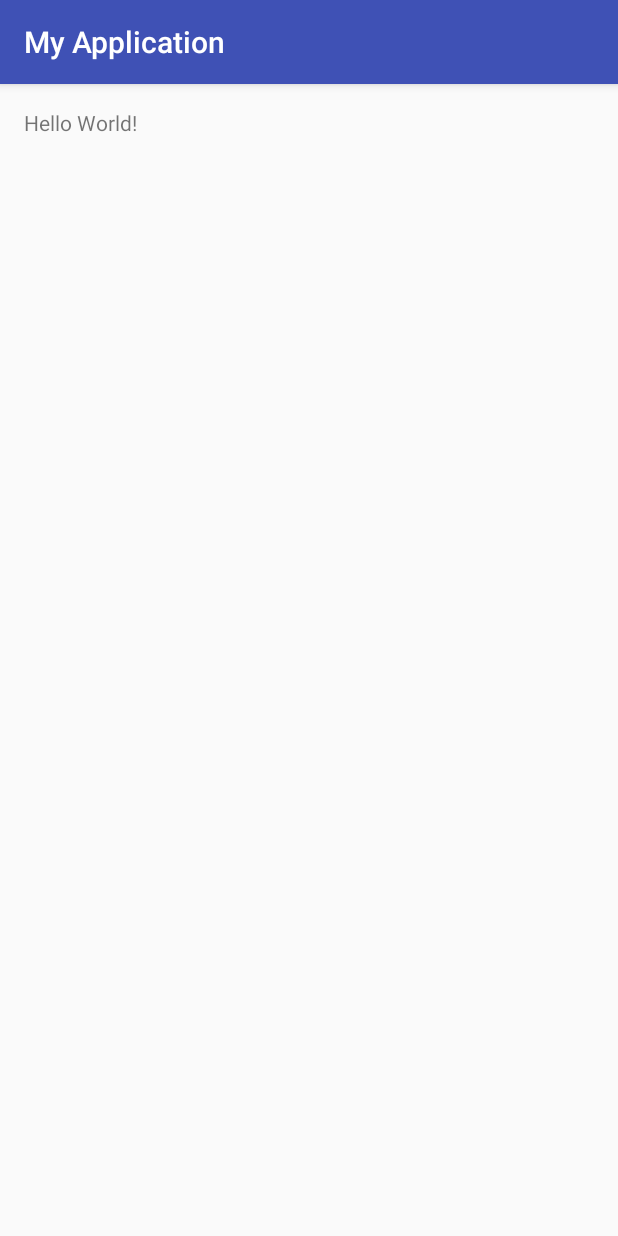
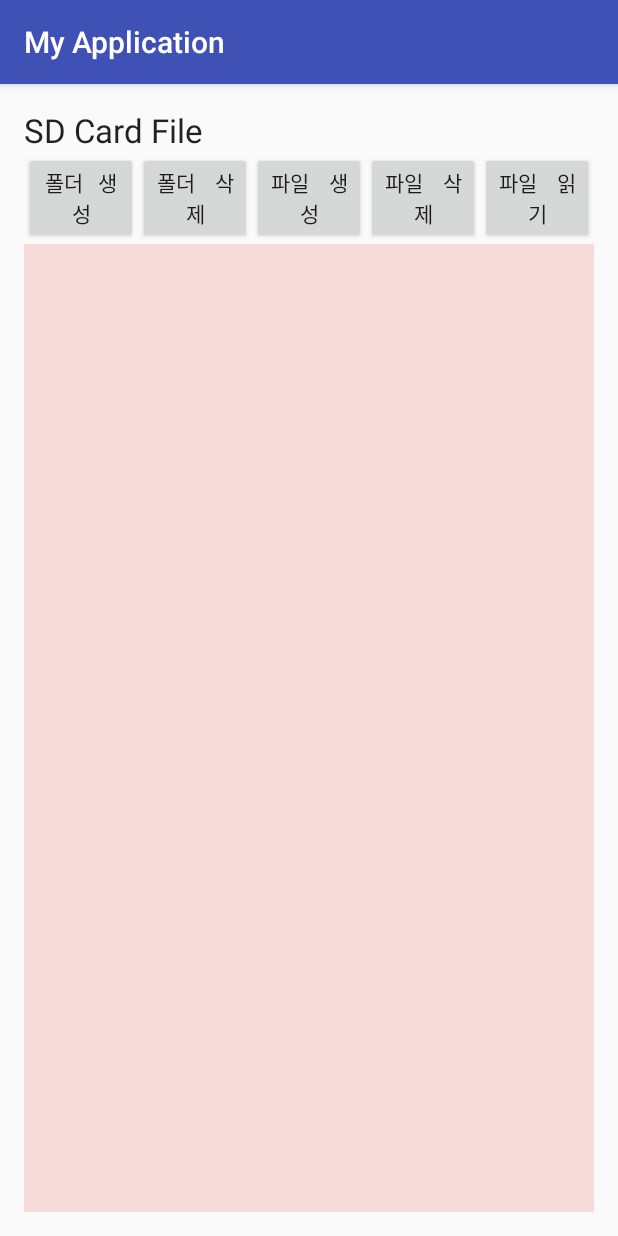
Before and after one commit to bhj3729/android_work2, an Android app: the screen it shows after launch (MainActivity), on a phone screen of 412 x 824 dp. Run offline under Robolectric (Android 15) with nearby library versions, the phone set to English and light mode, and no system bars.

Commit message:
button, editText 생성

```diff
--- a/app/src/main/res/layout/activity_main.xml
+++ b/app/src/main/res/layout/activity_main.xml
@@ -1,6 +1,7 @@
 <?xml version="1.0" encoding="utf-8"?>
-<RelativeLayout xmlns:android="http://schemas.android.com/apk/res/android"
+<LinearLayout xmlns:android="http://schemas.android.com/apk/res/android"
     xmlns:tools="http://schemas.android.com/tools"
+    android:orientation="vertical"
     android:layout_width="match_parent"
     android:layout_height="match_parent"
     android:paddingBottom="@dimen/activity_vertical_margin"
@@ -12,5 +13,60 @@
     <TextView
         android:layout_width="wrap_content"
         android:layout_height="wrap_content"
-        android:text="Hello World!" />
-</RelativeLayout>
+        android:textAppearance="?android:attr/textAppearanceLarge"
+        android:text="SD Card File"
+        android:id="@+id/textView"
+        android:layout_alignParentTop="true"
+        android:layout_alignParentStart="true" />
+
+    <LinearLayout
+        android:orientation="horizontal"
+        android:layout_width="match_parent"
+        android:layout_height="wrap_content"
+        android:layout_below="@+id/textView"
+        android:layout_alignParentStart="true">
+
+        <Button
+            android:layout_width="wrap_content"
+            android:layout_weight="1"
+            android:layout_height="wrap_content"
+            android:text="폴더   생성"
+            android:id="@+id/button" />
+
+        <Button
+            android:layout_width="wrap_content"
+            android:layout_height="wrap_content"
+            android:layout_weight="1"
+            android:text="폴더    삭제"
+            android:id="@+id/button2" />
+
+        <Button
+            android:layout_width="wrap_content"
+            android:layout_height="wrap_content"
+            android:layout_weight="1"
+            android:text="파일    생성"
+            android:id="@+id/button3" />
+
+        <Button
+            android:layout_width="wrap_content"
+            android:layout_height="wrap_content"
+            android:layout_weight="1"
+            android:text="파일    삭제"
+            android:id="@+id/button4" />
+
+        <Button
+            android:layout_width="wrap_content"
+            android:layout_height="wrap_content"
+            android:layout_weight="1"
+            android:text="파일    읽기"
+            android:id="@+id/button5" />
+
+    </LinearLayout>
+
+    <EditText
+        android:layout_width="match_parent"
+        android:layout_height="wrap_content"
+        android:layout_weight="1"
+        android:id="@+id/editText"
+        android:background="#f7dada" />
+</LinearLayout>
```
